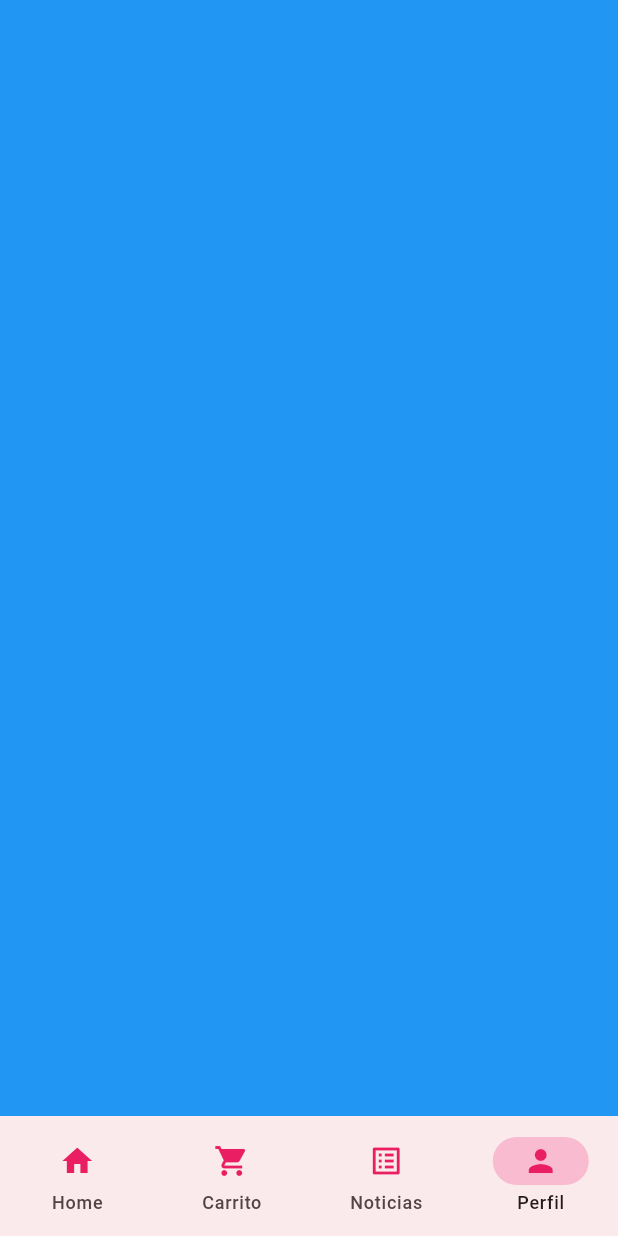
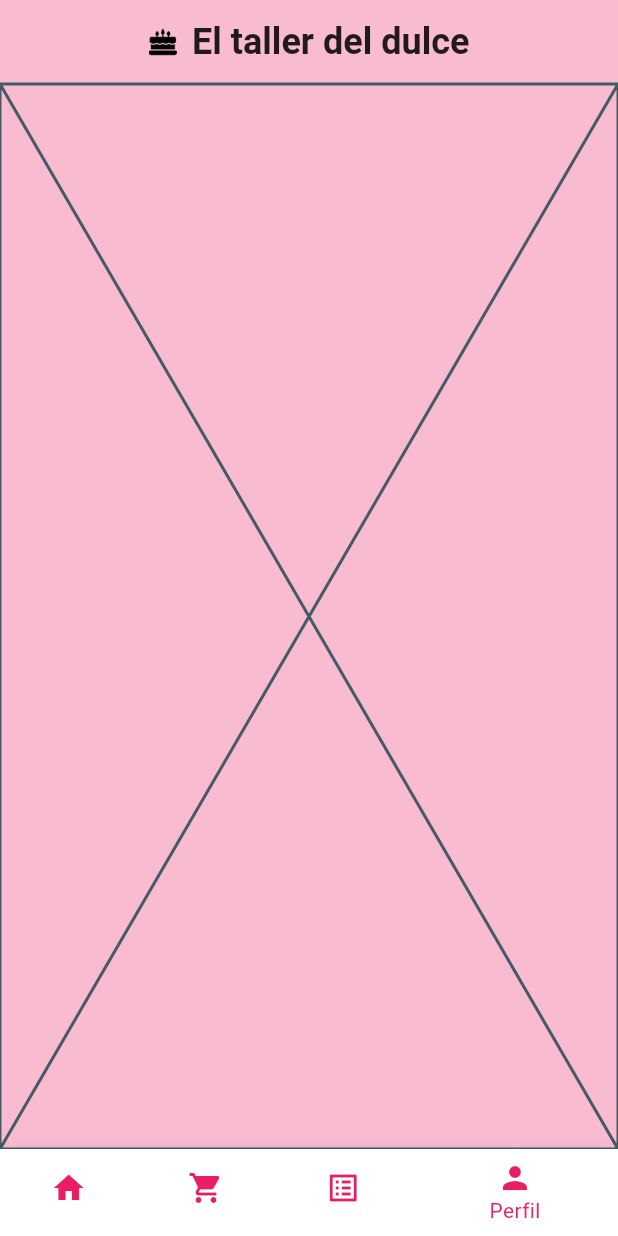
Before and after one commit to ProyectoFinal2024Moviles/el_taller_del_dulce, a Flutter app: the NavigationMenu screen opened directly, item 4 of the bottom bar chosen, on a phone screen of 412 x 824 dp. Run offline on Flutter 3.47's test engine with Material 3 defaults, Android fonts, the phone set to English and light mode, and no system bars; our stand-ins replace get.

Commit message:
Cambios con lo del profesor

```diff
--- a/lib/main.dart
+++ b/lib/main.dart
@@ -28,7 +28,7 @@ class MyApp extends StatelessWidget {
         colorScheme: ColorScheme.fromSeed(seedColor: Color(0xFFE91E63)),
         useMaterial3: true,
       ),
-      home: const TypesPage(),
+      home: const NavigationMenu(),
     );
   }
 }
--- a/lib/pages/navigation_menu.dart
+++ b/lib/pages/navigation_menu.dart
@@ -2,41 +2,69 @@ import 'package:el_taller_del_dulce/pages/home_page.dart';
 import 'package:flutter/material.dart';
 import 'package:get/get.dart';
 
-class NavigationMenu extends StatelessWidget {
+import 'car_page.dart';
+import 'news_page.dart';
+import 'profile_page.dart';
+
+class NavigationMenu extends StatefulWidget {
   const NavigationMenu({super.key});
 
   @override
+  State<NavigationMenu> createState() => _NavigationMenu();
+}
+
+class _NavigationMenu extends State<NavigationMenu> {
+  int _selectedIndex = 0;
+  static const List<Widget> _widgetOptions = <Widget>[
+    HomePage(),
+    CarPage(),
+    NewsPage(),
+    ProfilePage(),
+  ];
+
+  void _onItemTapped(int index){
+    setState(() {
+      _selectedIndex = index;
+    });
+  }
+  @override
   Widget build(BuildContext context) {
-    final controller = Get.put(NavigationController());
-
     return Scaffold(
       backgroundColor: const Color(0xFFF8BBD0),
-      bottomNavigationBar: Obx(
-            () =>
-            NavigationBar(
-              height: 80,
-              elevation: 0,
-              selectedIndex: controller.selectedIndex.value,
-              onDestinationSelected: (index) =>
-              controller.selectedIndex.value = index,
-              indicatorColor: const Color(0xFFF8BBD0),
-              destinations: const [
-                NavigationDestination(icon: Icon(Icons.home, color: Color(0xFFE91E63),), label: 'Home'),
-                NavigationDestination(
-                    icon: Icon(Icons.shopping_cart, color: Color(0xFFE91E63)), label: 'Carrito',),
-                NavigationDestination(
-                    icon: Icon(Icons.list_alt, color: Color(0xFFE91E63)), label: 'Noticias'),
-                NavigationDestination(
-                    icon: Icon(Icons.person, color: Color(0xFFE91E63)), label: 'Perfil'),
-              ],
+      appBar: AppBar(
+        title:       Row(
+          mainAxisAlignment: MainAxisAlignment.center,
+          children: <Widget>[
+            Image.asset(
+              'assets/images/title.png',
+              width: 19,
+              height: 19,
             ),
+            const SizedBox(width: 10),
+            const Text(
+              "El taller del dulce",
+              style: TextStyle(fontSize: 24, fontWeight: FontWeight.bold),
+            ),
+          ],
+        ),
+        backgroundColor: Colors.transparent, // Hace que el fondo del AppBar sea transparente
+        elevation: 0, // Quita la sombra del AppBar
+        centerTitle: false,
       ),
-      body: Obx(()=> controller.screens[controller.selectedIndex.value]),
+      body: Center(
+        child: _widgetOptions.elementAt(_selectedIndex),
+      ),
+      bottomNavigationBar: BottomNavigationBar(
+        items: const <BottomNavigationBarItem>[
+          BottomNavigationBarItem(icon: Icon(Icons.home, color: Color(0xFFE91E63)), label: 'Inicio', backgroundColor: Colors.white),
+          BottomNavigationBarItem(icon: Icon(Icons.shopping_cart, color: Color(0xFFE91E63)), label: 'Carrito'),
+          BottomNavigationBarItem(icon: Icon(Icons.list_alt, color: Color(0xFFE91E63)), label: 'Noticias'),
+          BottomNavigationBarItem(icon: Icon(Icons.person, color: Color(0xFFE91E63)), label: 'Perfil'),
+        ],
+        currentIndex: _selectedIndex,
+        selectedItemColor: Color(0xFFE91E63),
+        onTap: _onItemTapped,
+      ),
     );
   }
 }
-
-class NavigationController extends GetxController{
-  final Rx<int> selectedIndex = 0.obs;
-  final screens = [const HomePage(),Container(color: Colors.red),Container(color: Colors.purple),Container(color: Colors.blue)];
-}
--- /dev/null
+++ b/lib/pages/profile_page.dart
@@ -0,0 +1,15 @@
+import 'package:flutter/material.dart';
+
+class ProfilePage extends StatefulWidget {
+  const ProfilePage({super.key});
+
+  @override
+  State<ProfilePage> createState() => _ProfilePageState();
+}
+
+class _ProfilePageState extends State<ProfilePage> {
+  @override
+  Widget build(BuildContext context) {
+    return const Placeholder();
+  }
+}
--- a/lib/pages/types_page.dart
+++ b/lib/pages/types_page.dart
@@ -1,5 +1,7 @@
 import 'package:el_taller_del_dulce/pages/navigation_menu.dart';
 import 'package:flutter/material.dart';
+
+import 'details_page.dart';
 
 class Product {
   final String nombre;
@@ -27,8 +29,19 @@ final List<Product> _productos = [
   ),
 ];
 
-class TypesPage extends StatelessWidget {
-  const TypesPage({Key? key}) : super(key: key);
+class TypesPage extends StatefulWidget {
+  const TypesPage({super.key});
+
+@override
+State<TypesPage> createState() => _TypesPageState();
+}
+  class _TypesPageState extends State<TypesPage> {
+  void _addButtonClicked() {
+    setState(() {
+      Navigator.push(context,
+          MaterialPageRoute(builder: (context) => const DetailsPage()));
+    });
+  }
 
   @override
   Widget build(BuildContext context) {
@@ -55,7 +68,7 @@ class TypesPage extends StatelessWidget {
         // Quita la sombra del AppBar
         centerTitle: false,
       ),
-      backgroundColor: Color(0xFFF8BBD0),
+      backgroundColor: const Color(0xFFF8BBD0),
       body: Padding(
         padding: const EdgeInsets.symmetric(horizontal: 16),
         child: SingleChildScrollView(
@@ -98,8 +111,8 @@ class TypesPage extends StatelessWidget {
                       children: <Widget>[
                         Image.asset(
                           _productos[index].imagen,
-                          width: 180,
-                          height: 180,
+                          width: 160,
+                          height: 160,
                           fit: BoxFit.cover,
                           alignment: Alignment.center,
                         ),
```
